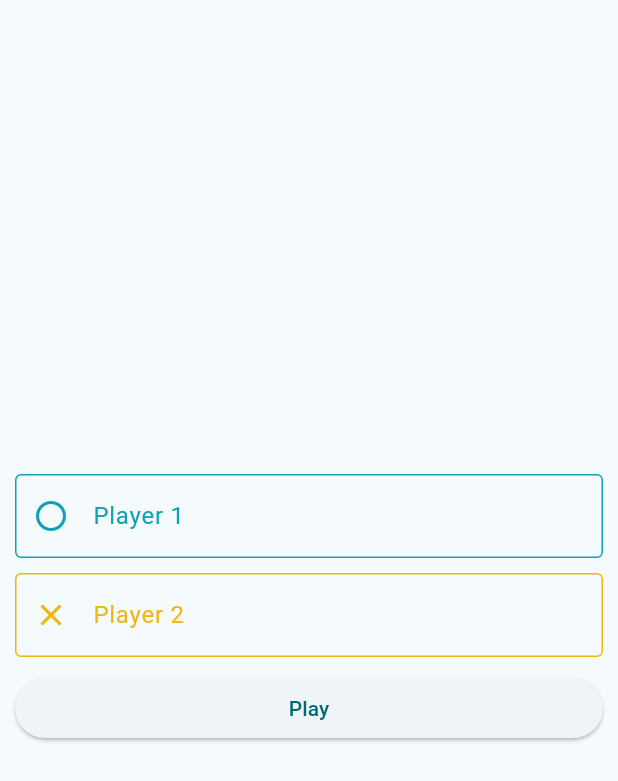
After one commit to box-bm/Minimal-tic-tac-toe, a Flutter app: the screen it shows after launch, after a tap on "Multiplayer", on a phone screen of 412 x 824 dp. The commit adds this screen. Shown: the top 781 px of the screen. Run offline on Flutter 3.47's test engine with Material 2 defaults, Android fonts, the phone set to English and light mode, and no system bars; our stand-ins replace animated_text_kit, audioplayers, bloc, equatable, flutter_bloc, flutter_colorpicker and 3 more; missing offline and left inert: lit_relative_date_time; network calls fail.

Commit message:
created ia for single player

```diff
--- a/lib/bloc/tic_tac_toe/tic_tac_toe_event.dart
+++ b/lib/bloc/tic_tac_toe/tic_tac_toe_event.dart
@@ -31,8 +31,14 @@ class ChangePlayerTurn extends TicTacToeEvent {}
 
 class ClearHistory extends TicTacToeEvent {}
 
-class MakeAIMove extends TicTacToeEvent {}
+class MakeAIMove extends TicTacToeEvent {
+  final List<List<BoardItem>> board;
+  const MakeAIMove(this.board);
+}
 
-class InitSinglePlayerGame extends TicTacToeEvent {}
+class InitSinglePlayerGame extends TicTacToeEvent {
+  final Level level;
+  const InitSinglePlayerGame(this.level);
+}
 
 class InitMultiplayerPlayerGame extends TicTacToeEvent {}
--- a/lib/bloc/tic_tac_toe/tic_tac_toe_state.dart
+++ b/lib/bloc/tic_tac_toe/tic_tac_toe_state.dart
@@ -4,6 +4,7 @@ abstract class TicTacToeState extends Equatable {
   final bool singlePlayer;
   final int currentPlayer;
   final int? playerWinner;
+  final Level? iaLevel;
   final List<BoardMatchHistoryItem> history;
   final Board board;
 
@@ -11,6 +12,7 @@ abstract class TicTacToeState extends Equatable {
     required this.singlePlayer,
     required this.currentPlayer,
     required this.board,
+    required this.iaLevel,
     this.playerWinner,
     required this.history,
   });
@@ -21,10 +23,11 @@ abstract class TicTacToeState extends Equatable {
 
 class TicTacToeInitial extends TicTacToeState {
   const TicTacToeInitial({
-    super.currentPlayer = 1,
-    super.board = const Board.defaultBoard(),
+    super.currentPlayer = 0,
+    super.board = const Board.defaultBoard(singlePlayer: true),
     super.history = const [],
     super.playerWinner,
+    super.iaLevel,
     super.singlePlayer = false,
   });
 }
@@ -35,6 +38,8 @@ class Restarted extends TicTacToeState {
     required super.board,
     required super.history,
     required super.singlePlayer,
+    required super.iaLevel,
+    super.playerWinner,
   });
 }
 
@@ -45,15 +50,16 @@ class GameEnded extends TicTacToeState {
     required super.playerWinner,
     required super.history,
     required super.singlePlayer,
+    required super.iaLevel,
   });
 }
 
 class ChoosingItem extends TicTacToeState {
-  const ChoosingItem({
-    required super.currentPlayer,
-    required super.board,
-    required super.playerWinner,
-    required super.history,
-    required super.singlePlayer,
-  });
+  const ChoosingItem(
+      {required super.currentPlayer,
+      required super.board,
+      required super.playerWinner,
+      required super.history,
+      required super.singlePlayer,
+      required super.iaLevel});
 }
--- a/lib/l10n/intl_en.arb
+++ b/lib/l10n/intl_en.arb
@@ -46,5 +46,7 @@
   "systemTheme": "System Theme",
   "theme": "Theme",
   "shareTextContent": "Download Minimal tic tac toe App from: https://bit.ly/minimal-tic-tac-toe, you'll love it! ❌⭕️",
-  "soundsEnabled": "Sounds enabled"
+  "soundsEnabled": "Sounds enabled",
+  "singlePlayer": "Single Player",
+  "multiplayer": "Multiplayer"
 }
--- a/lib/l10n/intl_es.arb
+++ b/lib/l10n/intl_es.arb
@@ -26,5 +26,7 @@
   "systemTheme": "Tema del sistema",
   "theme": "Tema",
   "shareTextContent": "Descarga la app de Minimal tic tac toe desde: https://bit.ly/minimal-tic-tac-toe, te encantará! ❌⭕️",
-  "soundsEnabled": "Sonido activo"
+  "soundsEnabled": "Sonido activo",
+  "singlePlayer": "Un Juador",
+  "multiplayer": "Multijugador"
 }
--- a/lib/routes.dart
+++ b/lib/routes.dart
@@ -4,11 +4,13 @@ import 'package:minimal_tic_tac_toe/screens/matches_history.dart';
 import 'package:minimal_tic_tac_toe/screens/presentation.dart';
 import 'package:minimal_tic_tac_toe/screens/settings.dart';
 import 'package:minimal_tic_tac_toe/screens/tic_tac_toe.dart';
+import 'package:minimal_tic_tac_toe/screens/two_players.dart';
 
 Map<String, Widget Function(BuildContext)> routes = {
   Presentation.route: (p0) => const Presentation(),
   TicTacToe.route: (p0) => const TicTacToe(),
   Settings.route: (p0) => const Settings(),
   IconSelection.route: (p0) => const IconSelection(),
-  MatchesHistory.route: (p0) => const MatchesHistory()
+  MatchesHistory.route: (p0) => const MatchesHistory(),
+  TwoPlayers.route: (p0) => const TwoPlayers()
 };
--- a/lib/screens/presentation.dart
+++ b/lib/screens/presentation.dart
@@ -1,31 +1,92 @@
+import 'package:flutter_bloc/flutter_bloc.dart';
 import 'package:minimal_tic_tac_toe/bloc/players/players_bloc.dart';
+import 'package:minimal_tic_tac_toe/bloc/tic_tac_toe/tic_tac_toe_bloc.dart';
 import 'package:minimal_tic_tac_toe/common.dart';
-import 'package:flutter_bloc/flutter_bloc.dart';
-import 'package:minimal_tic_tac_toe/bloc/tic_tac_toe/tic_tac_toe_bloc.dart';
+import 'package:minimal_tic_tac_toe/models/ai.dart';
 import 'package:minimal_tic_tac_toe/screens/tic_tac_toe.dart';
+import 'package:minimal_tic_tac_toe/screens/two_players.dart';
+import 'package:minimal_tic_tac_toe/utils/use_color_by_backgroud_color.dart';
 import 'package:minimal_tic_tac_toe/widgets/add_banner.dart';
 import 'package:minimal_tic_tac_toe/widgets/logo.dart';
-import 'package:minimal_tic_tac_toe/widgets/player_input.dart';
 import 'package:minimal_tic_tac_toe/widgets/settings_button.dart';
 import 'package:minimal_tic_tac_toe/widgets/share_button.dart';
+
+const colorizeColors = [
+  Colors.purple,
+  Colors.blue,
+  Colors.yellow,
+  Colors.red,
+];
+
+const colorizeTextStyle = TextStyle(
+  fontSize: 50.0,
+  fontFamily: 'Horizon',
+);
 
 class Presentation extends StatelessWidget {
   static String route = "presentation";
 
   const Presentation({super.key});
 
-  void play(BuildContext context) {
-    context.read<TicTacToeBloc>().add(CreateNewBoard());
+  onPressOption(BuildContext context, Level level) {
+    context.read<TicTacToeBloc>().add(InitSinglePlayerGame(level));
+    Navigator.pop(context);
     Navigator.pushNamed(context, TicTacToe.route);
   }
 
-  void playNewMatches(BuildContext context) {
-    context.read<TicTacToeBloc>().add(ClearHistory());
-    Navigator.pushNamed(context, TicTacToe.route);
+  showFullSizeDialog(BuildContext context) {
+    showDialog<String>(
+        context: context,
+        builder: (BuildContext context) => Dialog.fullscreen(
+              child: Column(
+                mainAxisSize: MainAxisSize.min,
+                mainAxisAlignment: MainAxisAlignment.center,
+                children: <Widget>[
+                  const Text('Selecciona un nivel para comenzar'),
+                  const SizedBox(height: 15),
+                  TextButton(
+                    onPressed: () {
+                      onPressOption(context, Level.easy);
+                    },
+                    child: Text('Easy'),
+                  ),
+                  TextButton(
+                    onPressed: () {
+                      onPressOption(context, Level.medium);
+                    },
+                    child: Text('Medium'),
+                  ),
+                  TextButton(
+                    onPressed: () {
+                      onPressOption(context, Level.hight);
+                    },
+                    child: Text('Hard'),
+                  ),
+                  TextButton(
+                    onPressed: () {
+                      onPressOption(context, Level.extreme);
+                    },
+                    child: Text('Extreme'),
+                  ),
+                  const Divider(),
+                  TextButton(
+                    onPressed: () {
+                      Navigator.pop(context);
+                    },
+                    child: Text('Exit'),
+                  ),
+                ],
+              ),
+            ));
   }
 
   @override
   Widget build(BuildContext context) {
+    Color player1Color =
+        context.read<PlayersBloc>().state.player1.color.withAlpha(180);
+    Color player2Color =
+        context.read<PlayersBloc>().state.player2.color.withAlpha(180);
+
     return Semantics(
       label: "Start page",
       container: true,
@@ -38,28 +99,47 @@ class Presentation extends StatelessWidget {
                 const Spacer(),
                 const Expanded(flex: 2, child: Logo()),
                 const SizedBox(height: 20),
-                BlocBuilder<PlayersBloc, PlayersState>(
-                  builder: (context, state) {
-                    return Column(
-                      children: [
-                        PlayerInput(player: state.player1, playerNumber: 1),
-                        const SizedBox(height: 10),
-                        PlayerInput(player: state.player2, playerNumber: 2),
-                      ],
-                    );
-                  },
+                Text("Minimal",
+                    textAlign: TextAlign.center,
+                    style: Theme.of(context).textTheme.displayMedium?.copyWith(
+                        color:
+                            context.read<PlayersBloc>().state.player1.color)),
+                Text("Tic tac toe",
+                    textAlign: TextAlign.center,
+                    style: Theme.of(context).textTheme.displayMedium?.copyWith(
+                        color:
+                            context.read<PlayersBloc>().state.player2.color)),
+                const Spacer(),
+                Column(
+                  children: [
+                    ElevatedButton.icon(
+                        onPressed: () {
+                          showFullSizeDialog(context);
+                        },
+                        icon: const Icon(Icons.person_outline),
+                        label: Text(S.of(context).singlePlayer),
+                        style: ElevatedButton.styleFrom(
+                          foregroundColor:
+                              useColorByBackgroundColor(player1Color),
+                        )),
+                    ElevatedButton.icon(
+                        onPressed: () {
+                          context
+                              .read<TicTacToeBloc>()
+                              .add(InitMultiplayerPlayerGame());
+
+                          Navigator.pushNamed(context, TwoPlayers.route);
+                        },
+                        icon: const Icon(Icons.people_alt_outlined),
+                        label: Text(S.of(context).multiplayer),
+                        style: ElevatedButton.styleFrom(
+                          foregroundColor:
+                              useColorByBackgroundColor(player2Color),
+                          backgroundColor: player2Color,
+                        )),
+                  ],
                 ),
-                const SizedBox(height: 10),
-                ElevatedButton(
-                    onPressed: () => play(context),
-                    child: Text(S.of(context).play)),
-                const SizedBox(height: 12),
-                BlocBuilder<TicTacToeBloc, TicTacToeState>(
-                    builder: (context, state) => Visibility(
-                        visible: state.history.isNotEmpty,
-                        child: TextButton(
-                            onPressed: () => playNewMatches(context),
-                            child: Text(S.of(context).newGame)))),
+                const Spacer(),
                 const Row(
                   crossAxisAlignment: CrossAxisAlignment.center,
                   mainAxisAlignment: MainAxisAlignment.center,
--- /dev/null
+++ b/lib/screens/two_players.dart
@@ -0,0 +1,65 @@
+import 'package:minimal_tic_tac_toe/bloc/players/players_bloc.dart';
+import 'package:minimal_tic_tac_toe/common.dart';
+import 'package:flutter_bloc/flutter_bloc.dart';
+import 'package:minimal_tic_tac_toe/bloc/tic_tac_toe/tic_tac_toe_bloc.dart';
+import 'package:minimal_tic_tac_toe/screens/tic_tac_toe.dart';
+import 'package:minimal_tic_tac_toe/widgets/add_banner.dart';
+import 'package:minimal_tic_tac_toe/widgets/player_input.dart';
+
+class TwoPlayers extends StatelessWidget {
+  static String route = "TwoPlayers";
+
+  const TwoPlayers({super.key});
+
+  void play(BuildContext context) {
+    context.read<TicTacToeBloc>().add(CreateNewBoard());
+    Navigator.pushNamed(context, TicTacToe.route);
+  }
+
+  void playNewMatches(BuildContext context) {
+    context.read<TicTacToeBloc>().add(ClearHistory());
+    Navigator.pushNamed(context, TicTacToe.route);
+  }
+
+  @override
+  Widget build(BuildContext context) {
+    return Semantics(
+      label: "Start page",
+      container: true,
+      child: Scaffold(
+        body: SafeArea(
+            minimum: const EdgeInsets.symmetric(horizontal: 10),
+            child: Column(
+              crossAxisAlignment: CrossAxisAlignment.stretch,
+              children: [
+                const Spacer(),
+                BlocBuilder<PlayersBloc, PlayersState>(
+                  builder: (context, state) {
+                    return Column(
+                      children: [
+                        PlayerInput(player: state.player1, playerNumber: 1),
+                        const SizedBox(height: 10),
+                        PlayerInput(player: state.player2, playerNumber: 2),
+                      ],
+                    );
+                  },
+                ),
+                const SizedBox(height: 10),
+                ElevatedButton(
+                    onPressed: () => play(context),
+                    child: Text(S.of(context).play)),
+                const SizedBox(height: 12),
+                BlocBuilder<TicTacToeBloc, TicTacToeState>(
+                    builder: (context, state) => Visibility(
+                        visible: state.history.isNotEmpty,
+                        child: TextButton(
+                            onPressed: () => playNewMatches(context),
+                            child: Text(S.of(context).newGame)))),
+                const Spacer(),
+                const AddBanner(),
+              ],
+            )),
+      ),
+    );
+  }
+}
```
Also changed, not shown: lib/bloc/tic_tac_toe/tic_tac_toe_bloc.dart (+29 -75 lines), lib/models/ai.dart (added, +95 -0 lines), lib/models/board.dart (+16 -6 lines), lib/utils/minimax.dart (added, +44 -0 lines), lib/utils/validate_player_wins.dart (added, +80 -0 lines), lib/generated/intl/messages_en.dart, lib/generated/intl/messages_es.dart, lib/generated/l10n.dart, 2 other files.
